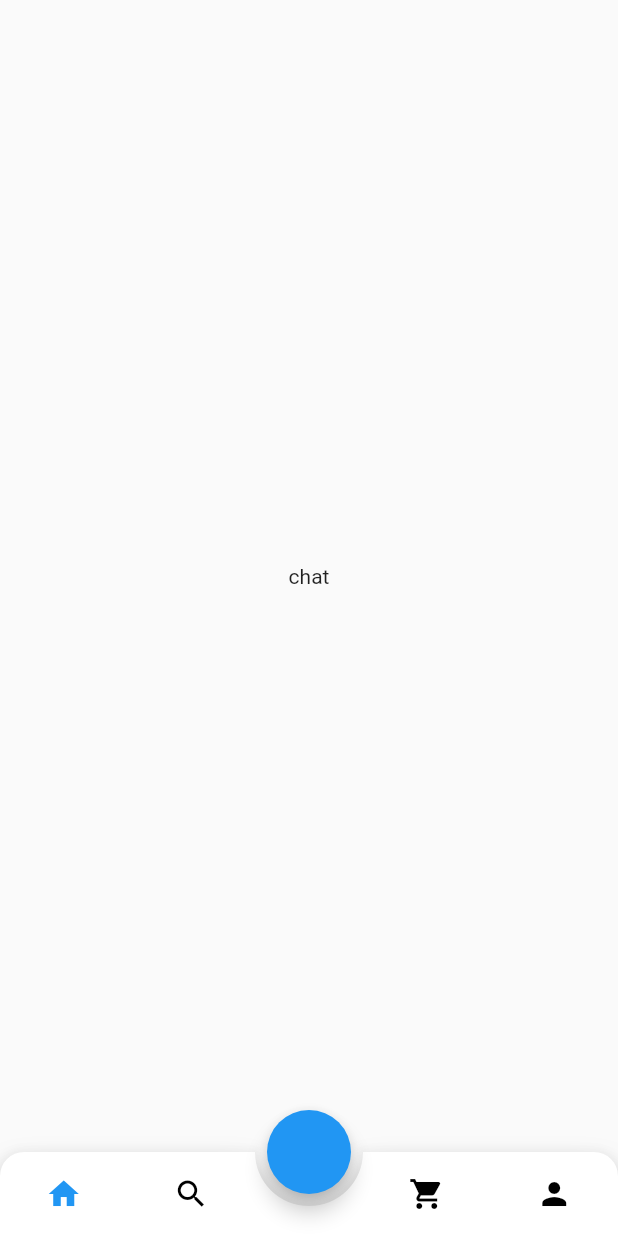
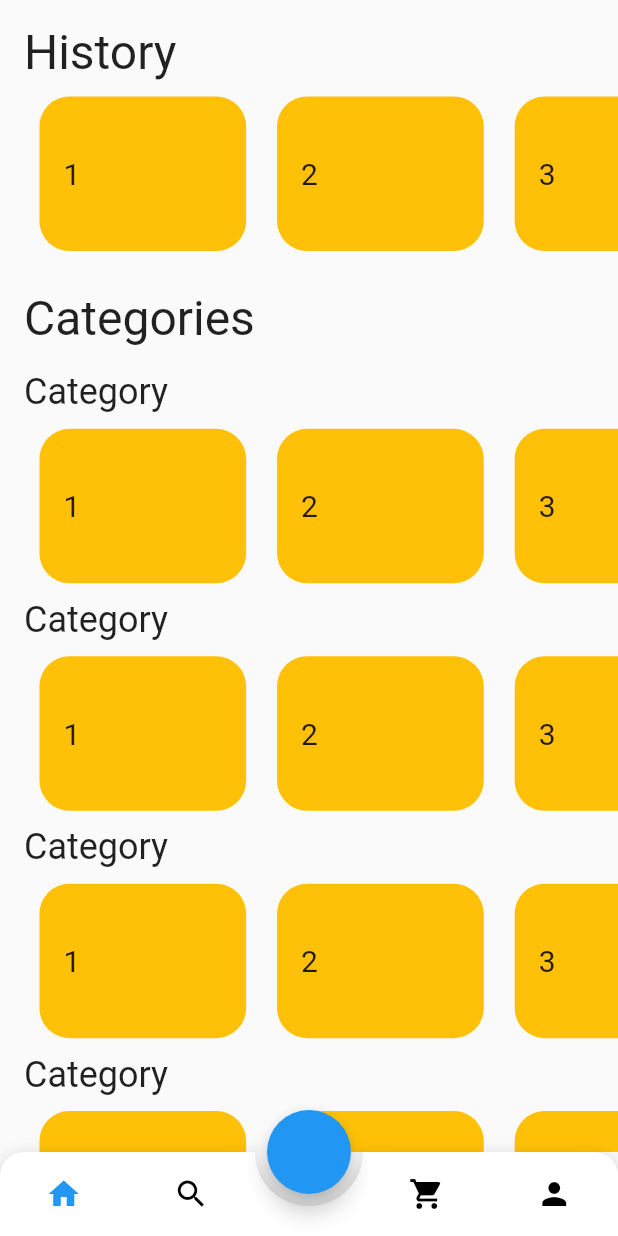
Before and after one commit to baifengheixi/tradix, a Flutter app: the screen it shows after launch, after a tap on "Skip", after a tap on "NEXT", on a phone screen of 412 x 824 dp. Run offline on Flutter 3.47's test engine with Material 2 defaults, Android fonts, the light colour scheme and no system bars; drawn by our look-alikes of animated_bottom_navigation_bar, auto_size_text, carousel_slider; our stand-ins replace auto_route, bloc, equatable, flutter_bloc, flutter_dotenv, get_it and 4 more; generated files the repository leaves out were written again.

Commit message:
feat(🚀): setup chat category screen carousel

```diff
--- a/lib/app/routes/router.dart
+++ b/lib/app/routes/router.dart
@@ -23,5 +23,6 @@ class AppRouter extends $AppRouter {
           page: OnBoardingRoute.page,
           initial: _prefs.getBool("hasInitApp") == null,
         ),
+        AutoRoute(page: ChatRoute.page),
       ];
 }
--- /dev/null
+++ b/lib/presentation/screens/chat/views/chat_mobile_view.dart
@@ -0,0 +1,15 @@
+import 'package:flutter/material.dart';
+
+class ChatMobileView extends StatelessWidget {
+  const ChatMobileView({super.key});
+
+  @override
+  Widget build(BuildContext context) {
+    return Scaffold(
+      appBar: AppBar(),
+      body: Center(
+        child: Text("Chat"),
+      ),
+    );
+  }
+}
--- /dev/null
+++ b/lib/presentation/screens/chat/views/chat_view.dart
@@ -0,0 +1,19 @@
+import 'package:auto_route/auto_route.dart';
+import 'package:flutter/material.dart';
+import 'package:responsive_builder/responsive_builder.dart';
+import 'package:tradix/presentation/screens/chat/views/chat_mobile_view.dart';
+
+@RoutePage()
+class ChatView extends StatelessWidget {
+  const ChatView({Key? key}) : super(key: key);
+
+  @override
+  Widget build(BuildContext context) {
+    return ScreenTypeLayout.builder(
+      mobile: (_) => OrientationLayoutBuilder(
+        mode: OrientationLayoutBuilderMode.portrait,
+        portrait: (context) => const ChatMobileView(),
+      ),
+    );
+  }
+}
--- a/lib/presentation/screens/chat_categories/views/chat_category_mobile_view.dart
+++ b/lib/presentation/screens/chat_categories/views/chat_category_mobile_view.dart
@@ -1,12 +1,122 @@
+import 'package:auto_route/auto_route.dart';
+import 'package:auto_size_text/auto_size_text.dart';
+import 'package:carousel_slider/carousel_slider.dart';
 import 'package:flutter/material.dart';
+import 'package:responsive_builder/responsive_builder.dart';
+import 'package:tradix/app/routes/router.gr.dart';
 
 class ChatCategoryMobileView extends StatelessWidget {
   const ChatCategoryMobileView({super.key});
 
   @override
   Widget build(BuildContext context) {
-    return const Center(
-      child: Text("chat"),
+    myCarouselSlider(
+        {List<String> items = const [
+          "1",
+          "2",
+          "3",
+          "4",
+          "5",
+        ]}) {
+      return CarouselSlider(
+        options: CarouselOptions(
+          height: 15.screenHeight,
+          viewportFraction: 0.4,
+          enableInfiniteScroll: false,
+          padEnds: false,
+        ),
+        items: items.map((i) {
+          return Builder(
+            builder: (BuildContext context) {
+              return GestureDetector(
+                onTap: () {
+                  AutoRouter.of(context).push(
+                    ChatRoute(),
+                  );
+                },
+                child: Container(
+                  padding: const EdgeInsets.all(16),
+                  margin: EdgeInsets.all(2.5.screenWidth),
+                  width: 200,
+                  // constraints: BoxConstraints(minWidth: 100, maxWidth: 200),
+                  decoration: const BoxDecoration(
+                    color: Colors.amber,
+                    borderRadius: BorderRadius.all(Radius.circular(20)),
+                  ),
+                  child: Align(
+                    alignment: Alignment.centerLeft,
+                    child: AutoSizeText(
+                      '$i',
+                      style: const TextStyle(fontSize: 20.0),
+                      maxLines: 2,
+                    ),
+                  ),
+                ),
+              );
+            },
+          );
+        }).toList(),
+      );
+    }
+
+    return SingleChildScrollView(
+      padding: EdgeInsets.only(top: 16, left: 16),
+      child: Column(
+        crossAxisAlignment: CrossAxisAlignment.start,
+        children: [
+          const Text(
+            "History",
+            style: TextStyle(fontSize: 32),
+          ),
+          myCarouselSlider(),
+          SizedBox(height: 16),
+          const Text(
+            "Categories",
+            style: TextStyle(fontSize: 32),
+          ),
+          SizedBox(height: 16),
+          Column(
+            crossAxisAlignment: CrossAxisAlignment.start,
+            children: [
+              Text(
+                "Category",
+                style: TextStyle(fontSize: 24),
+              ),
+              myCarouselSlider(),
+            ],
+          ),
+          Column(
+            crossAxisAlignment: CrossAxisAlignment.start,
+            children: [
+              Text(
+                "Category",
+                style: TextStyle(fontSize: 24),
+              ),
+              myCarouselSlider(),
+            ],
+          ),
+          Column(
+            crossAxisAlignment: CrossAxisAlignment.start,
+            children: [
+              Text(
+                "Category",
+                style: TextStyle(fontSize: 24),
+              ),
+              myCarouselSlider(),
+            ],
+          ),
+          Column(
+            crossAxisAlignment: CrossAxisAlignment.start,
+            children: [
+              Text(
+                "Category",
+                style: TextStyle(fontSize: 24),
+              ),
+              myCarouselSlider(),
+            ],
+          ),
+        ],
+      ),
     );
   }
 }
--- a/lib/presentation/screens/home/views/home_view_mobile.dart
+++ b/lib/presentation/screens/home/views/home_view_mobile.dart
@@ -10,7 +10,10 @@ class HomeViewMobile extends StatelessWidget {
 
   @override
   Widget build(BuildContext context) {
-    return AutoTabsScaffold(
+    return Container(
+      color: Colors.white,
+      child: SafeArea(
+        child: AutoTabsScaffold(
           routes: const [
             ChatCategoryRoute(),
             ImageCategoryRoute(),
@@ -34,6 +37,8 @@ class HomeViewMobile extends StatelessWidget {
               },
             );
           },
+        ),
+      ),
     );
   }
 }
--- a/pubspec.yaml
+++ b/pubspec.yaml
@@ -34,9 +34,11 @@ dependencies:
   flutter_localizations:
     sdk: flutter
 
+  auto_size_text: ^3.0.0
   animated_bottom_navigation_bar: ^1.2.0
   auto_route: ^7.1.0
   bloc: ^8.1.1
+  carousel_slider: ^4.2.1
   cupertino_icons: ^1.0.5
   equatable: ^2.0.5
   flutter_bloc: ^8.1.2
```
Also changed, not shown: lib/app/routes/router.gr.dart, pubspec.lock. Lines whose indentation alone changed are shown as unchanged.
